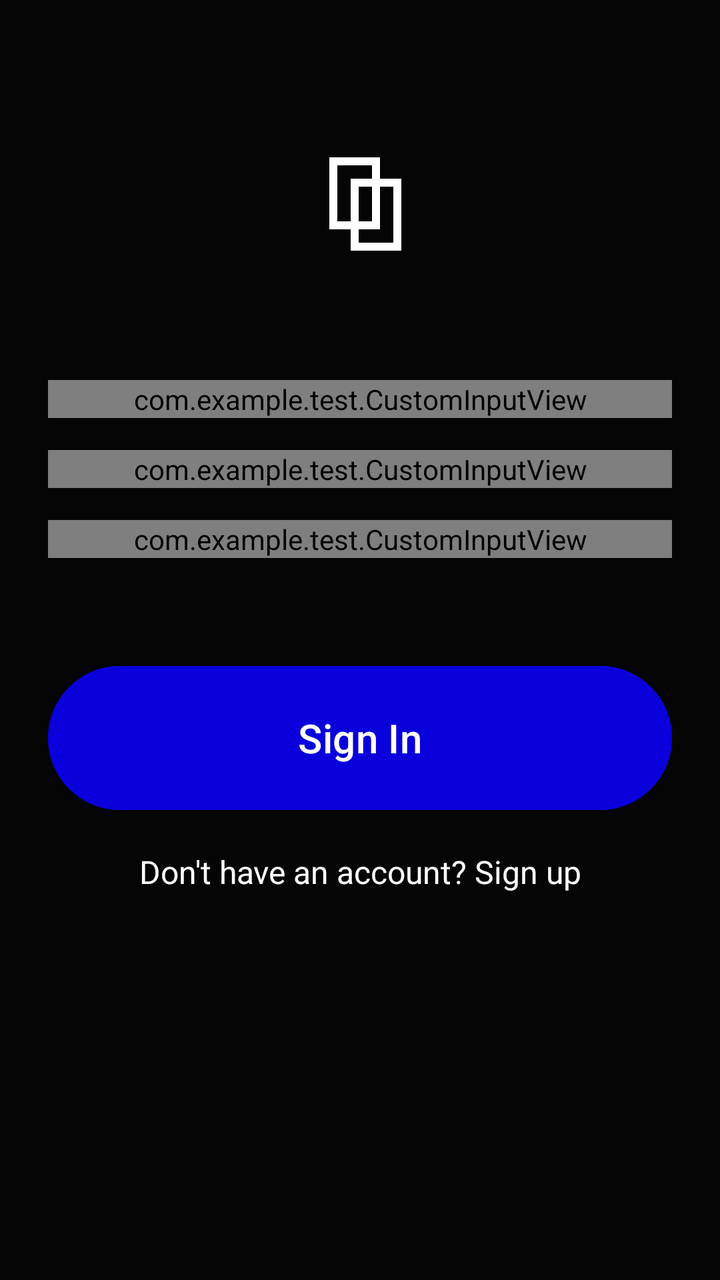
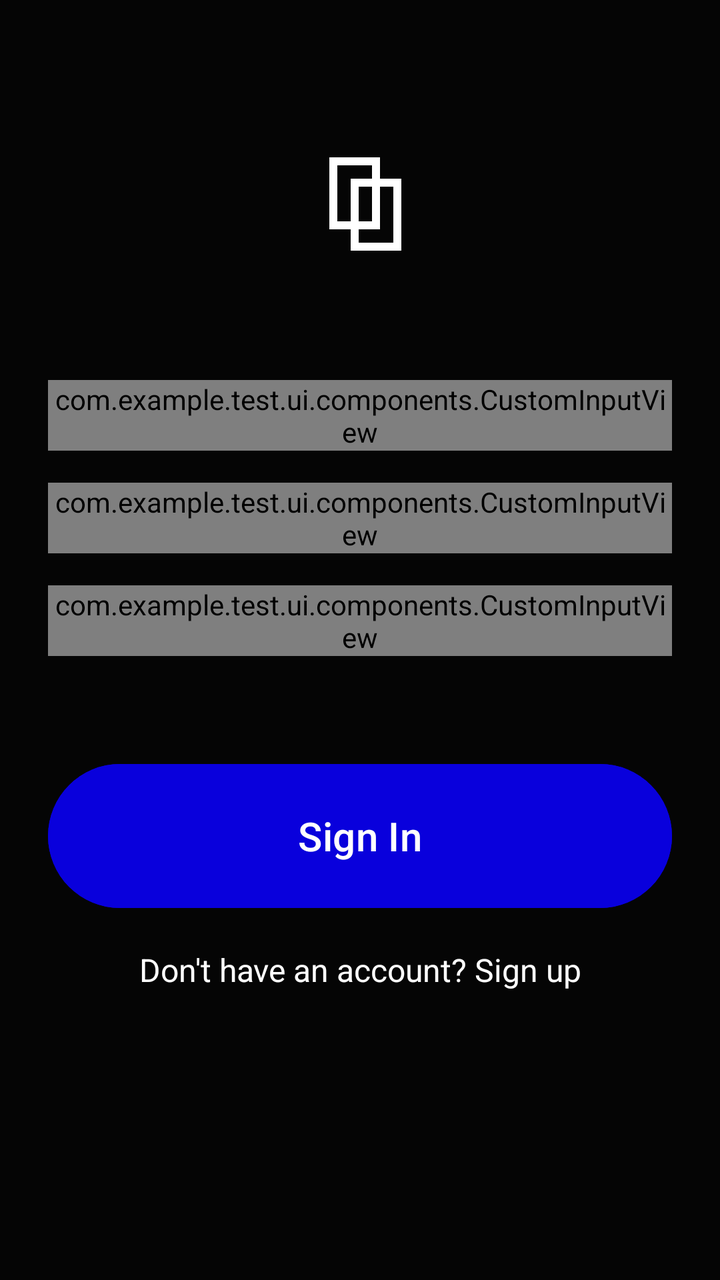

Compare the two renders of this Android layout. The source of the first and the diff that turns it into the second are given below.
<!-- AndroidManifest.xml: application theme Theme.Test -->
<!-- res/layout/activity_sign_in.xml -->
<?xml version="1.0" encoding="utf-8"?>
<androidx.core.widget.NestedScrollView
    xmlns:android="http://schemas.android.com/apk/res/android"
    xmlns:app="http://schemas.android.com/apk/res-auto"
    xmlns:tools="http://schemas.android.com/tools"
    android:layout_width="match_parent"
    android:background="@color/app_black"
    android:layout_height="match_parent">
    <LinearLayout
        android:layout_width="match_parent"
        android:layout_height="match_parent"
        android:background="#050505"
        android:orientation="vertical"
        android:paddingHorizontal="24dp">

        
        <LinearLayout
            android:id="@+id/tvLogoText"
            android:layout_width="wrap_content"
            android:layout_height="wrap_content"
            android:orientation="horizontal"
            android:layout_gravity="center_horizontal"
            android:layout_marginTop="70dp">

            <ImageView
                android:id="@+id/ivLogo"
                android:layout_width="64dp"
                android:layout_height="64dp"
                android:src="@drawable/ic_logo_mark"
                android:layout_gravity="center_horizontal"
                app:tint="#FFFFFF"/>


            <TextView
                android:id="@+id/tvLogoName"
                android:layout_width="wrap_content"
                android:layout_height="wrap_content"
                android:lineSpacingMultiplier="0.9"
                android:textColor="#FFFFFF"
                android:textSize="26sp"
                android:fontFamily="sans-serif-medium"/>

        </LinearLayout>

        
        <com.example.test.CustomInputView
            android:id="@+id/nameInput"
            android:layout_width="match_parent"
            android:layout_height="wrap_content"
            android:layout_marginTop="56dp"/>
        
        <com.example.test.CustomInputView
            android:id="@+id/emailInput"
            android:layout_width="match_parent"
            android:layout_height="wrap_content"
            android:layout_marginTop="16dp"/>
        
        <com.example.test.CustomInputView
            android:id="@+id/passwordInput"
            android:layout_width="match_parent"
            android:layout_height="wrap_content"
            android:layout_marginTop="16dp"/>

        
        <com.google.android.material.button.MaterialButton
            android:id="@+id/btnContinue"
            android:layout_width="match_parent"
            android:layout_height="@dimen/height_button"
            android:layout_marginBottom="16dp"
            android:layout_marginTop="50dp"
            android:backgroundTint="@color/color_main_button"
            android:fontFamily="sans-serif-medium"
            android:text="@string/sign_in"
            android:textAllCaps="false"
            android:textColor="@color/white"
            android:textSize="@dimen/text_size_medium"
            app:cornerRadius="100dp" />

        <TextView
            android:id="@+id/toSignup"
            android:layout_width="match_parent"
            android:layout_height="wrap_content"
            android:layout_marginBottom="32dp"
            android:gravity="center"
            android:lineSpacingExtra="2dp"
            android:text="@string/toSignup_text"
            android:textColor="@color/white"
            android:textSize="@dimen/text_size_normal"
            android:clickable="true"
            android:focusable="true"/>

        
        <TextView
            android:id="@+id/tvTerms"
            android:layout_width="match_parent"
            android:layout_height="wrap_content"
            android:layout_marginBottom="32dp"
            android:layout_marginTop="170dp"
            android:gravity="center"
            android:lineSpacingExtra="2dp"
            android:text="@string/sign_up_bottom_text"
            android:textColor="@color/text_color_light"
            android:textSize="12sp"/>

    </LinearLayout>
</androidx.core.widget.NestedScrollView>
<!-- resources referenced by this layout -->
<resources>
  <color name="app_black">#050505</color>
  <color name="color_main_button">#0900DC</color>
  <color name="text_color_light">#8E8E93</color>
  <color name="white">#FFFFFFFF</color>
  <dimen name="height_button">80dp</dimen>
  <dimen name="text_size_medium">20sp</dimen>
  <dimen name="text_size_normal">16sp</dimen>
  <!-- drawable ic_logo_mark (drawable) -->
  <vector xmlns:android="http://schemas.android.com/apk/res/android"
      android:width="48dp"
      android:height="48dp"
      android:viewportWidth="48"
      android:viewportHeight="48">
      <path
          android:fillColor="#00000000"
          android:strokeColor="#FFFFFF"
          android:strokeWidth="3"
          android:pathData="M14,8 L30,8 L30,32 L14,32 Z"/>
      <path
          android:fillColor="#00000000"
          android:strokeColor="#FFFFFF"
          android:strokeWidth="3"
          android:pathData="M22,16 L38,16 L38,40 L22,40 Z"/>
  </vector>
  <string name="sign_in">Sign In</string>
  <string name="sign_up_bottom_text">By creating an account, you confirm that you have read and agree to our Terms &amp; Conditions, Privacy Policy, and Fair Use Policy.</string>
  <string name="toSignup_text">Don\'t have an account? Sign up</string>
  <style name="Theme.Test" parent="Base.Theme.Test" />
  <style name="Base.Theme.Test" parent="Theme.Material3.DayNight.NoActionBar">
          
          
      </style>
</resources>

<!-- the commit's change to res/layout/activity_sign_in.xml (unified diff, before → after) -->
@@ -43,19 +43,19 @@
         </LinearLayout>
 
         
-        <com.example.test.CustomInputView
+        <com.example.test.ui.components.CustomInputView
             android:id="@+id/nameInput"
             android:layout_width="match_parent"
             android:layout_height="wrap_content"
             android:layout_marginTop="56dp"/>
         
-        <com.example.test.CustomInputView
+        <com.example.test.ui.components.CustomInputView
             android:id="@+id/emailInput"
             android:layout_width="match_parent"
             android:layout_height="wrap_content"
             android:layout_marginTop="16dp"/>
         
-        <com.example.test.CustomInputView
+        <com.example.test.ui.components.CustomInputView
             android:id="@+id/passwordInput"
             android:layout_width="match_parent"
             android:layout_height="wrap_content"
